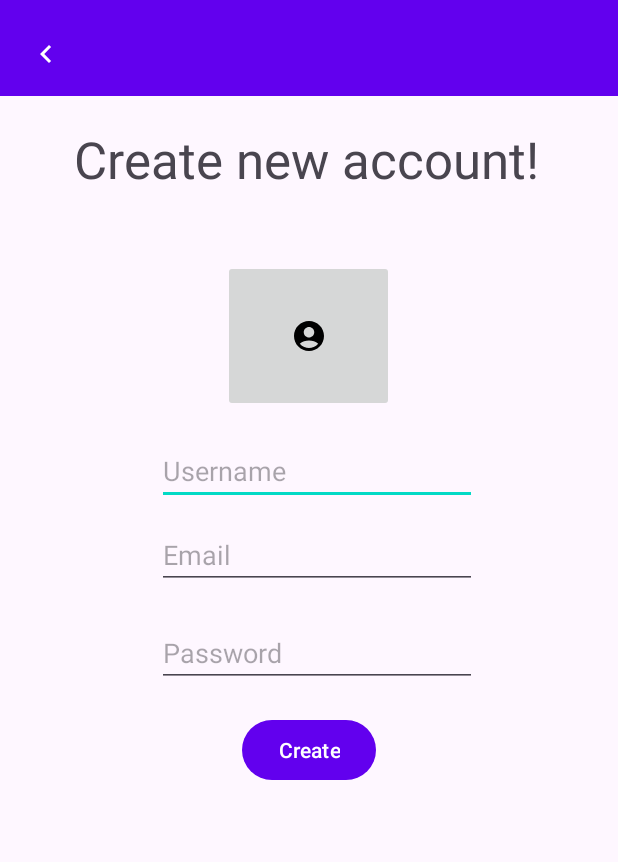
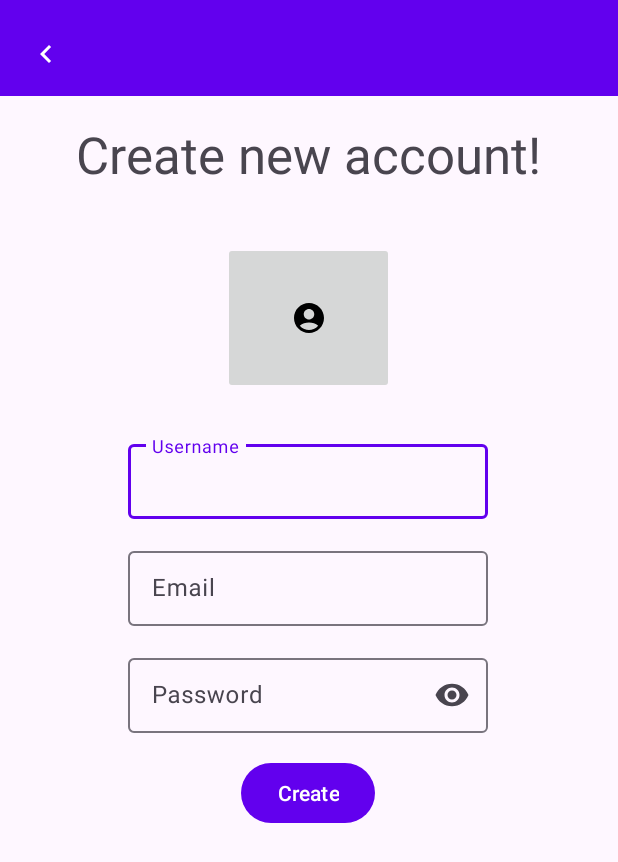
Before and after one commit to RadboudCoolTeam/StatiegeldCouponsApp, an Android app: the AccountCreate screen opened directly, with no data from a screen before it, on a phone screen of 412 x 824 dp. Shown: the top 862 px of the screen. Run offline under Robolectric (Android 15) with nearby library versions, the phone set to English and light mode, and no system bars; network calls fail.

Commit message:
New account material design 3 migration

```diff
--- a/app/src/main/res/layout/activity_account_create.xml
+++ b/app/src/main/res/layout/activity_account_create.xml
@@ -32,85 +32,101 @@
         app:layout_constraintVertical_bias="1.0"
         app:srcCompat="@drawable/ic_baseline_navigate_before_24" />
 
+
     <ImageButton
         android:id="@+id/createAccountAvatar"
         android:layout_width="114dp"
         android:layout_height="101dp"
-        android:layout_marginTop="18dp"
-        app:layout_constraintBottom_toTopOf="@+id/accountCreateName"
+        android:layout_marginTop="36dp"
         app:layout_constraintEnd_toEndOf="parent"
         app:layout_constraintHorizontal_bias="0.498"
         app:layout_constraintStart_toStartOf="parent"
         app:layout_constraintTop_toBottomOf="@+id/textView3"
-        app:layout_constraintVertical_bias="0.612"
-        app:srcCompat="@drawable/ic_baseline_account_circle_24" />
+        app:srcCompat="@drawable/ic_baseline_account_circle_24"
+        tools:ignore="NotSibling" />
 
     <Button
         android:id="@+id/accountCreateButton"
         android:layout_width="wrap_content"
         android:layout_height="wrap_content"
+        android:layout_marginTop="16dp"
         android:text="Create"
-        app:layout_constraintBottom_toBottomOf="parent"
         app:layout_constraintEnd_toEndOf="parent"
+        app:layout_constraintHorizontal_bias="0.498"
         app:layout_constraintStart_toStartOf="parent"
-        app:layout_constraintTop_toBottomOf="@+id/accountCreatePassword"
-        app:layout_constraintVertical_bias="0.057"/>
+        app:layout_constraintTop_toBottomOf="@+id/textInputLayout3" />
 
-    <EditText
-        android:id="@+id/accountCreateName"
+    <com.google.android.material.textfield.TextInputLayout
+        android:id="@+id/textInputLayout"
         android:layout_width="wrap_content"
         android:layout_height="wrap_content"
-        android:ems="10"
-        android:hint="Username"
-        android:inputType="textPersonName"
-        app:layout_constraintBottom_toTopOf="@+id/accountCreateEmail"
+        android:layout_marginTop="28dp"
         app:layout_constraintEnd_toEndOf="parent"
-        app:layout_constraintHorizontal_bias="0.527"
+        app:layout_constraintHorizontal_bias="0.497"
         app:layout_constraintStart_toStartOf="parent"
-        app:layout_constraintTop_toBottomOf="@+id/toolbar5"
-        app:layout_constraintVertical_bias="0.955" />
+        app:layout_constraintTop_toBottomOf="@+id/createAccountAvatar">
+
+        <com.google.android.material.textfield.TextInputEditText
+            android:id="@+id/accountCreateName"
+            style="@style/Widget.Material3.TextInputEditText.FilledBox"
+            android:layout_width="240dp"
+            android:layout_height="50dp"
+            android:ems="10"
+            android:hint="Username"
+            android:inputType="textPersonName" />
+    </com.google.android.material.textfield.TextInputLayout>
 
     <TextView
         android:id="@+id/textView3"
         android:layout_width="wrap_content"
         android:layout_height="wrap_content"
+        android:layout_marginTop="16dp"
         android:text="Create new account!"
         android:textAppearance="@style/TextAppearance.AppCompat.Display1"
         app:layout_constraintBottom_toTopOf="@+id/accountCreateName"
         app:layout_constraintEnd_toEndOf="parent"
-        app:layout_constraintHorizontal_bias="0.485"
+        app:layout_constraintHorizontal_bias="0.495"
         app:layout_constraintStart_toStartOf="parent"
         app:layout_constraintTop_toBottomOf="@+id/toolbar5"
-        app:layout_constraintVertical_bias="0.106" />
+        app:layout_constraintVertical_bias="0.405" />
 
-    <EditText
-        android:id="@+id/accountCreateEmail"
+    <com.google.android.material.textfield.TextInputLayout
+        android:id="@+id/textInputLayout3"
         android:layout_width="wrap_content"
         android:layout_height="wrap_content"
-        android:layout_marginBottom="20dp"
-        android:ems="10"
-        android:hint="Email"
-        android:inputType="textPersonName"
-        app:layout_constraintBottom_toTopOf="@+id/accountCreatePassword"
+        android:layout_marginTop="16dp"
+        app:endIconMode="password_toggle"
         app:layout_constraintEnd_toEndOf="parent"
-        app:layout_constraintHorizontal_bias="0.527"
+        app:layout_constraintHorizontal_bias="0.497"
         app:layout_constraintStart_toStartOf="parent"
-        app:layout_constraintTop_toBottomOf="@+id/toolbar5"
-        app:layout_constraintVertical_bias="1.0" />
+        app:layout_constraintTop_toBottomOf="@+id/textInputLayout2">
 
-    <EditText
-        android:id="@+id/accountCreatePassword"
+        <com.google.android.material.textfield.TextInputEditText
+            android:id="@+id/accountCreatePassword"
+            android:layout_width="240dp"
+            android:layout_height="50dp"
+            android:ems="10"
+            android:hint="Password"
+            android:inputType="textPassword" />
+    </com.google.android.material.textfield.TextInputLayout>
+
+    <com.google.android.material.textfield.TextInputLayout
+        android:id="@+id/textInputLayout2"
         android:layout_width="wrap_content"
         android:layout_height="wrap_content"
-        android:layout_marginTop="300dp"
-        android:ems="10"
-        android:hint="Password"
-        android:inputType="textPassword"
-        app:layout_constraintBottom_toBottomOf="parent"
+        android:layout_marginTop="16dp"
         app:layout_constraintEnd_toEndOf="parent"
-        app:layout_constraintHorizontal_bias="0.527"
+        app:layout_constraintHorizontal_bias="0.497"
         app:layout_constraintStart_toStartOf="parent"
-        app:layout_constraintTop_toBottomOf="@+id/toolbar5"
-        app:layout_constraintVertical_bias="0.118" />
+        app:layout_constraintTop_toBottomOf="@+id/textInputLayout">
+
+        <com.google.android.material.textfield.TextInputEditText
+            android:id="@+id/accountCreateEmail"
+            android:layout_width="240dp"
+            android:layout_height="50dp"
+            android:ems="10"
+            android:hint="Email"
+            android:inputType="textPersonName" />
+    </com.google.android.material.textfield.TextInputLayout>
 
 </androidx.constraintlayout.widget.ConstraintLayout>
```
